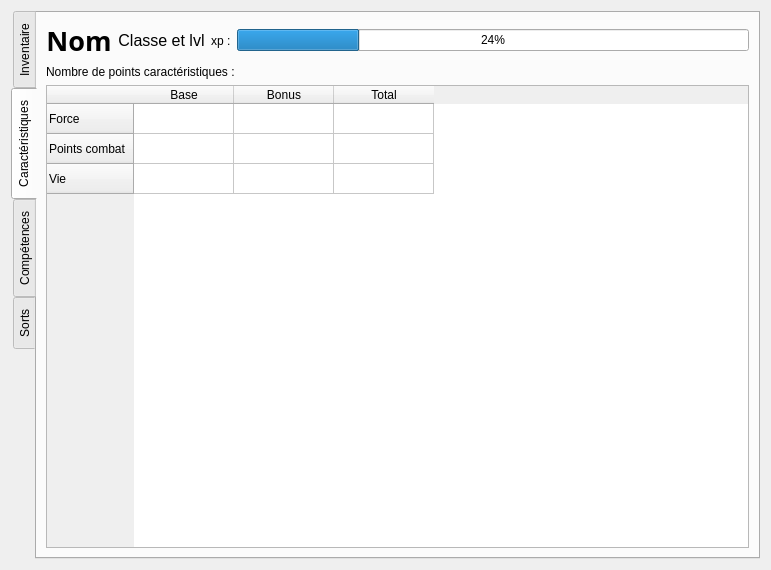
Above: client/additionalWindows/caracteristiques.ui from piochelepiotr/theGame before the change. Below: the same form after it.
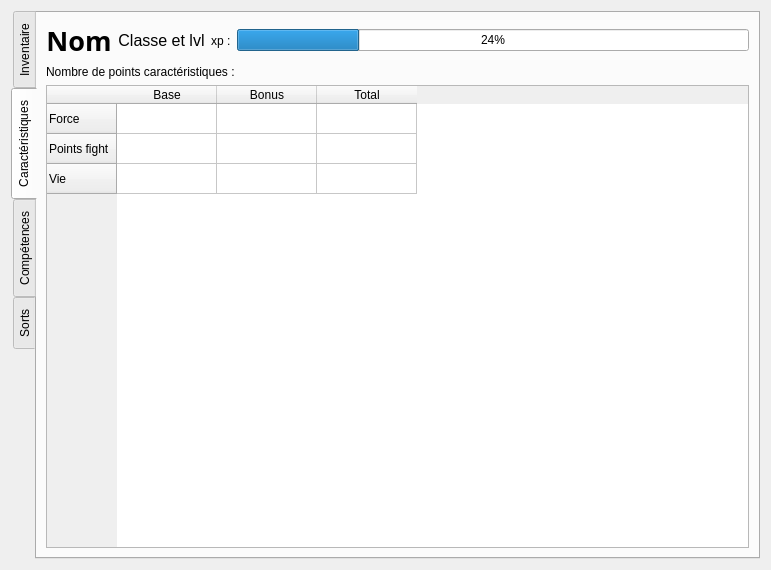
That is the form after the change.

```diff
--- a/client/additionalWindows/caracteristiques.ui
+++ b/client/additionalWindows/caracteristiques.ui
@@ -275,7 +275,7 @@
          </row>
          <row>
           <property name="text">
-           <string>Points combat</string>
+           <string>Points fight</string>
           </property>
          </row>
          <row>
```
